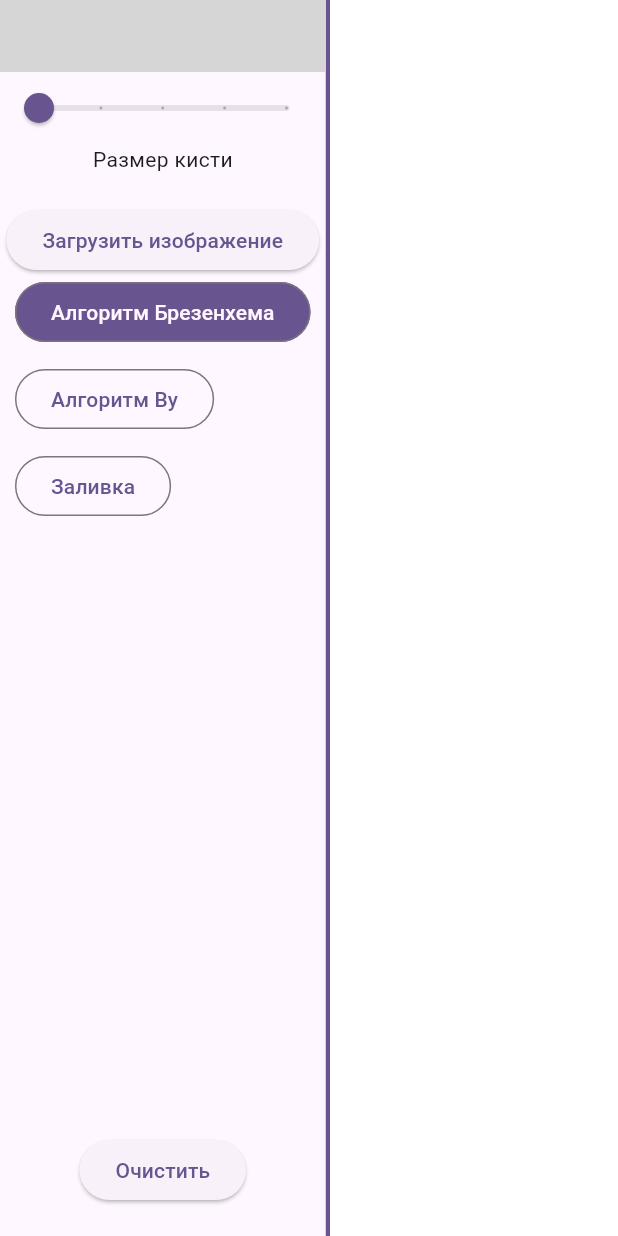
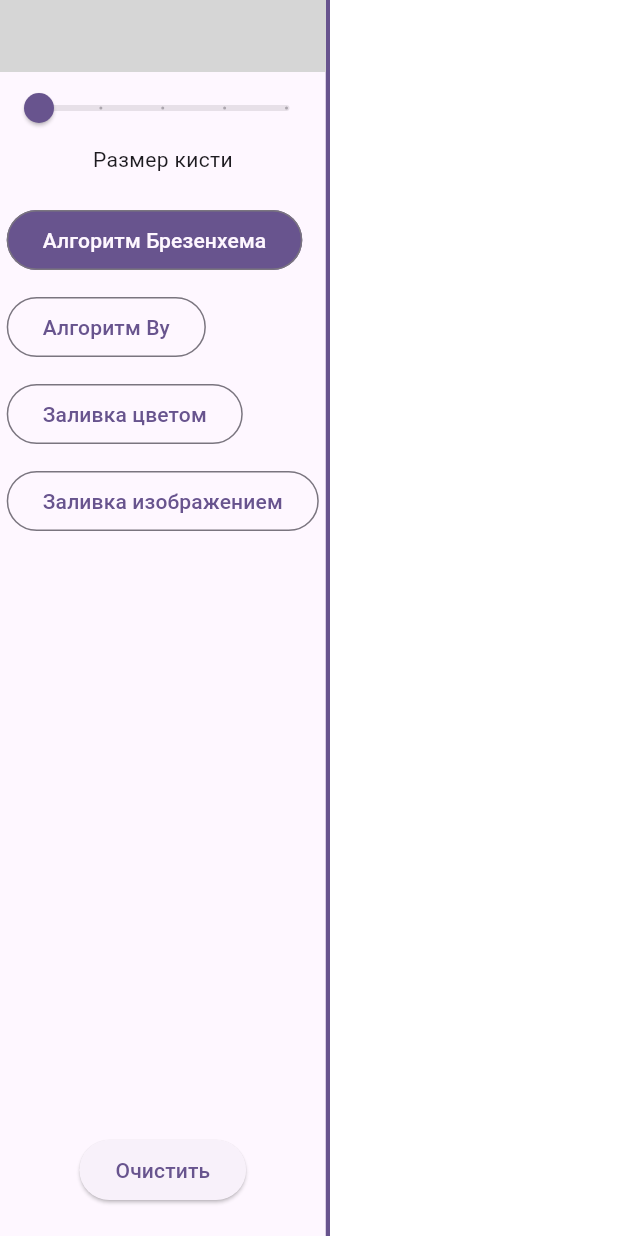
Before and after one commit to nezhinskii/bitmap_algorithms, a Flutter app: the screen it shows after launch, on a phone screen of 412 x 824 dp. Run offline on Flutter 3.47's test engine with Material 2 defaults, Android fonts, the phone set to English and light mode, and no system bars; our stand-ins replace bloc, file_picker, flutter_bloc; missing offline and left inert: flex_color_picker; statements that could not run were skipped; grey boxes are pictures that could not be loaded.

Commit message:
fill image uploading

```diff
--- a/lib/bloc/main_event.dart
+++ b/lib/bloc/main_event.dart
@@ -35,3 +35,7 @@ class MainPickWu extends MainEvent {
 class MainPickFloodFill extends MainEvent {
   const MainPickFloodFill();
 }
+
+class MainPickImageFill extends MainEvent {
+  const MainPickImageFill();
+}
--- a/lib/bloc/main_state.dart
+++ b/lib/bloc/main_state.dart
@@ -59,3 +59,25 @@ class FloodFillState extends MainState {
         clearFlag ?? this.clearFlag);
   }
 }
+
+class ImageFillState extends MainState {
+  final ui.Image? fillImage;
+  final String? imageName;
+  const ImageFillState(this.imageName, this.fillImage, super.gestureEvents, super.canvasHistory, [super.clearFlag]);
+
+  @override
+  ImageFillState copyWith(
+      {
+        String? imageName,
+        ui.Image? fillImage,
+        List<GestureEvent>? gestureEvents,
+        ui.Image? canvasHistory,
+        bool? clearFlag}) {
+    return ImageFillState(
+      imageName ?? this.imageName,
+      fillImage ?? this.fillImage,
+      gestureEvents ?? this.gestureEvents,
+      clearFlag == true ? null : canvasHistory ?? this.canvasHistory,
+      clearFlag ?? this.clearFlag);
+  }
+}
--- a/lib/main.dart
+++ b/lib/main.dart
@@ -1,3 +1,6 @@
+import 'dart:typed_data';
+import 'dart:ui' as ui;
+
 import 'package:bitmap_algorithms/bloc/main_bloc.dart';
 import 'package:bitmap_algorithms/gesture_event.dart';
 import 'package:bitmap_algorithms/task2/bresenham_painter.dart';
@@ -74,7 +77,18 @@ class MyApp extends StatelessWidget {
                                 GestureEventType.panUpdate));
                           },
                           child: ClipRRect(
-                            child: CustomPaint(
+                            child: LayoutBuilder(
+                              builder: (context, constraints) {
+                                if (state.canvasHistory == null) {
+                                  final history = List.filled(constraints.maxWidth.toInt() * constraints.maxHeight.toInt() * 4, 255);
+                                  ui.decodeImageFromPixels(
+                                    Uint8List.fromList(history), constraints.maxWidth.toInt(), constraints.maxHeight.toInt(), ui.PixelFormat.rgba8888,
+                                    (image) {
+                                      context.read<MainBloc>().add(MainCanvasHistoryUpdate(image));
+                                    }
+                                  );
+                                }
+                                return CustomPaint(
                                   foregroundPainter: switch (state) {
                                     BresenhamState() => BresenhamPainter(
                                         gestureEvents: state.gestureEvents,
@@ -88,10 +102,17 @@ class MyApp extends StatelessWidget {
                                         gestureEvents: state.gestureEvents,
                                         image: state.canvasHistory,
                                         clearFlag: state.clearFlag),
+                                    ImageFillState() => FloodFillPainter(
+                                        gestureEvents: state.gestureEvents,
+                                        image: state.canvasHistory,
+                                        clearFlag: state.clearFlag
+                                    )
                                   },
                                   child: Container(
                                     color: Colors.white,
                                   ),
+                                );
+                              }
                             ),
                           ),
                         );
--- a/lib/toolbar.dart
+++ b/lib/toolbar.dart
@@ -43,7 +43,25 @@ class ToolBar extends StatelessWidget {
             const SizedBox(
               height: 20,
             ),
-            const _ImagePicker(),
+            BlocBuilder<MainBloc, MainState>(
+              builder: (context, state) => switch(state){
+                ImageFillState() => Column(
+                  children: [
+                    ElevatedButton(
+                      onPressed: () {
+                        context.read<MainBloc>().add(const MainLoadFillImage());
+                      },
+                      child: Text("Загрузить изображение")
+                    ),
+                    Text(state.imageName ?? "Изображение не выбрано"),
+                    const SizedBox(
+                      height: 20,
+                    ),
+                  ],
+                ),
+                _ => const SizedBox.shrink(),
+              },
+            ),
             BlocBuilder<MainBloc, MainState>(
               builder: (context, state) => Column(
                 crossAxisAlignment: CrossAxisAlignment.start,
@@ -66,8 +84,15 @@ class ToolBar extends StatelessWidget {
                     onPressed: () {
                       context.read<MainBloc>().add(const MainPickFloodFill());
                     },
-                    title: "Заливка",
+                    title: "Заливка цветом",
                     isActive: state is FloodFillState,
+                  ),
+                  _PainterButton(
+                    onPressed: () {
+                      context.read<MainBloc>().add(const MainPickImageFill());
+                    },
+                    title: "Заливка изображением",
+                    isActive: state is ImageFillState,
                   ),
                 ],
               ),
@@ -149,26 +174,3 @@ class _WidthPickerState extends State<_WidthPicker> {
     );
   }
 }
-
-class _ImagePicker extends StatelessWidget {
-  const _ImagePicker({Key? key}) : super(key: key);
-
-  @override
-  Widget build(BuildContext context) {
-    return Column(
-      children: [
-        ElevatedButton(
-          onPressed: () {
-            context.read<MainBloc>().add(const MainLoadFillImage());
-          },
-          child: Text("Загрузить изображение")
-        ),
-        BlocBuilder<MainBloc, MainState>(
-          builder: (context, state) => switch (state) {
-            _ => const SizedBox.shrink()
-          },
-        )
-      ],
-    );
-  }
-}
```
Also changed, not shown: lib/bloc/main_bloc.dart (+64 -47 lines). Lines whose indentation alone changed are shown as unchanged.
